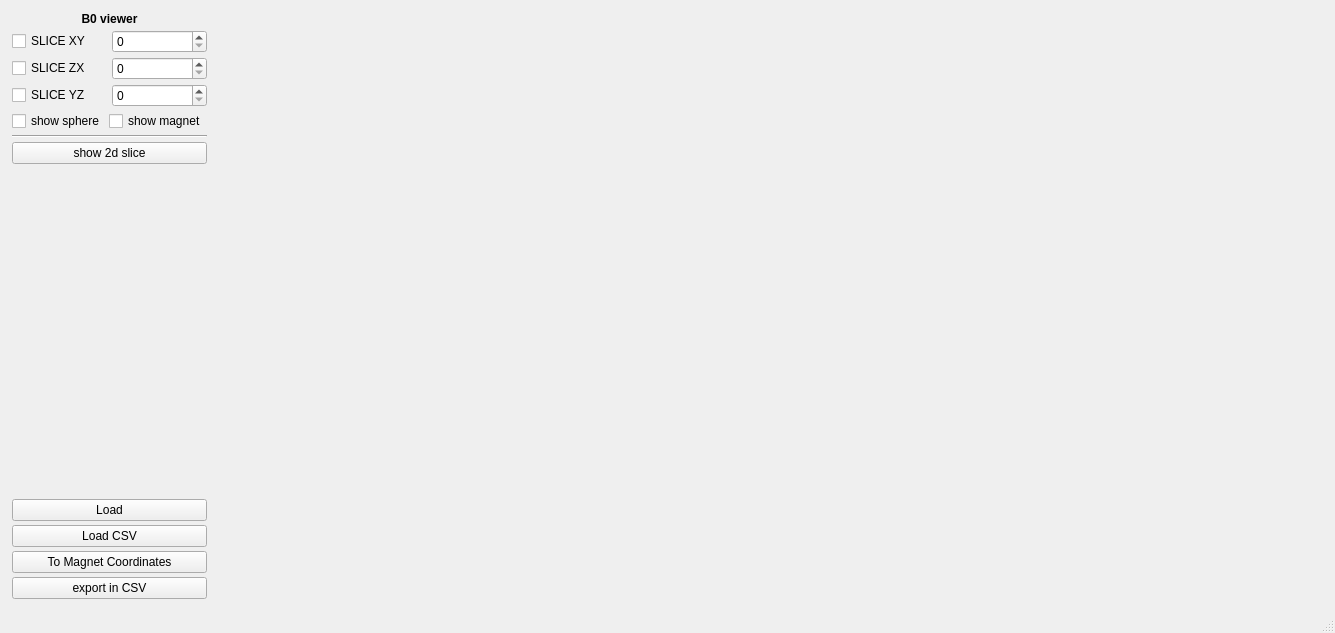
First picture: the form in Software/COSI2/gui/field_viewer.ui, repository opensourceimaging/cosi-measure, before the edit.
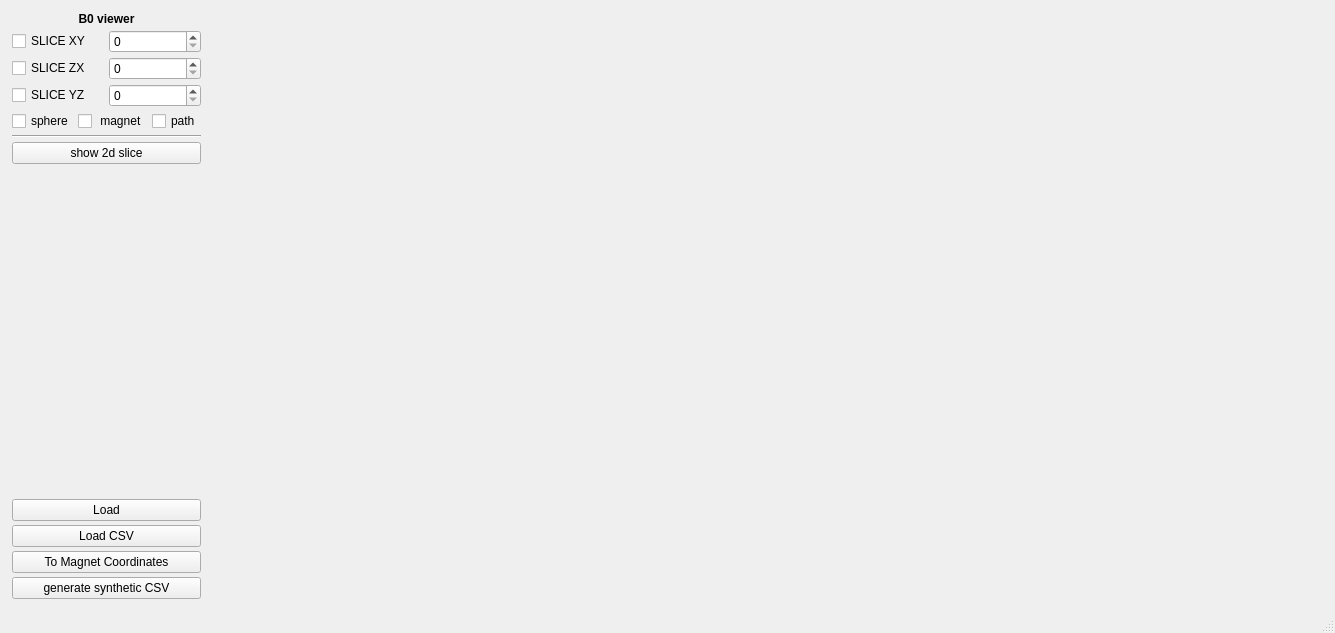
Second picture: the form after the edit.

Commit message: csv import/export, synthetic data, coords fixed in 2d plots

Patch:
```diff
--- a/Software/COSI2/gui/field_viewer.ui
+++ b/Software/COSI2/gui/field_viewer.ui
@@ -118,14 +118,21 @@
           <item>
            <widget class="QCheckBox" name="ShowSphereCheckBox">
             <property name="text">
-             <string>show sphere</string>
+             <string>sphere</string>
             </property>
            </widget>
           </item>
           <item>
            <widget class="QCheckBox" name="ShowMagnetCheckBox">
             <property name="text">
-             <string>show magnet</string>
+             <string> magnet</string>
+            </property>
+           </widget>
+          </item>
+          <item>
+           <widget class="QCheckBox" name="ShowPathCheckBox">
+            <property name="text">
+             <string>path</string>
             </property>
            </widget>
           </item>
@@ -194,7 +201,7 @@
            </size>
           </property>
           <property name="text">
-           <string>export in CSV</string>
+           <string>generate synthetic CSV</string>
           </property>
          </widget>
         </item>
```
The commit also changes 15 other files.
